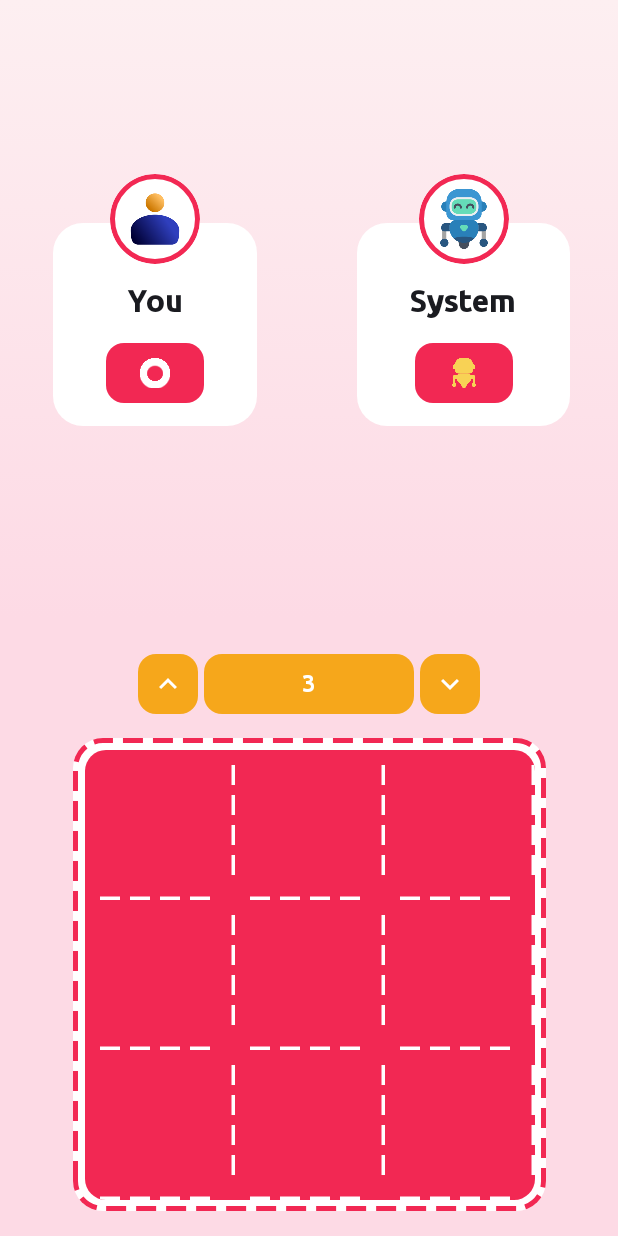
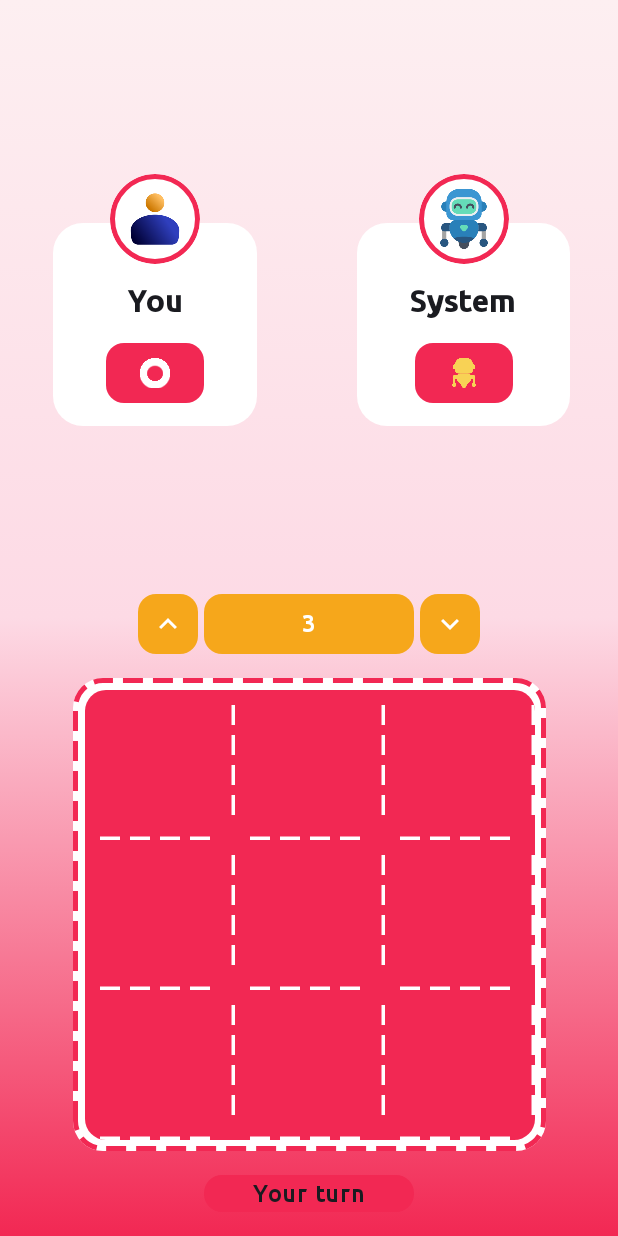
Before and after one commit to hopepi/XOXKotlinComposeGame, an Android app built with Jetpack Compose: the GameScreen screen opened through its navigation route, on a phone screen of 412 x 824 dp. Run offline under Robolectric (Android 15) with nearby library versions, the light colour scheme and no system bars; our stand-ins replace Dagger/Hilt's generated code.

Commit message:
Implement MainScreen

```diff
--- a/app/src/main/java/com/hope/xoxgamekotlin/MainActivity.kt
+++ b/app/src/main/java/com/hope/xoxgamekotlin/MainActivity.kt
@@ -10,7 +10,6 @@ import androidx.compose.material3.MaterialTheme
 import androidx.compose.material3.Surface
 import androidx.compose.ui.Modifier
 import com.hope.xoxgamekotlin.ui.theme.XOXGameKotlinTheme
-import com.hope.xoxgamekotlin.view.gamescreen.GameScreen
 import com.hope.xoxgamekotlin.view.navigation.AppNavHost
 import dagger.hilt.android.AndroidEntryPoint
 
--- /dev/null
+++ b/app/src/main/java/com/hope/xoxgamekotlin/utils/Difficulty.kt
@@ -0,0 +1,4 @@
+package com.hope.xoxgamekotlin.utils
+
+
+enum class Difficulty { EASY, MEDIUM, HARD }
--- a/app/src/main/java/com/hope/xoxgamekotlin/view/gamescreen/GameScreen.kt
+++ b/app/src/main/java/com/hope/xoxgamekotlin/view/gamescreen/GameScreen.kt
@@ -75,16 +75,17 @@ fun GameScreen(
         mutableStateOf<Int?>(null)
     }
 
+    val start = Pink200
+    val mid   = Pink300
+    val end   = Pink500
     Box(
         modifier = Modifier
             .fillMaxSize()
             .background(
                 Brush.verticalGradient(
-                    listOf(
-                        Pink200,
-                        Pink300,
-                        Pink300
-                    )
+                    0f   to start,
+                    0.5f to mid,
+                    1f   to end
                 )
             )
     ) {
@@ -119,7 +120,7 @@ fun GameScreen(
                 )
             }
 
-            Spacer(modifier = Modifier.height(120.dp))
+            Spacer(modifier = Modifier.height(80.dp))
 
             Row(
                 modifier = Modifier
--- /dev/null
+++ b/app/src/main/java/com/hope/xoxgamekotlin/view/mainmenuscreen/MainMenuScreen.kt
@@ -0,0 +1,282 @@
+package com.hope.xoxgamekotlin.view.mainmenuscreen
+
+import androidx.compose.animation.core.*
+import androidx.compose.foundation.ExperimentalFoundationApi
+import androidx.compose.foundation.background
+import androidx.compose.foundation.layout.*
+import androidx.compose.foundation.shape.CircleShape
+import androidx.compose.foundation.shape.RoundedCornerShape
+import androidx.compose.material.icons.Icons
+import androidx.compose.material.icons.filled.Info
+import androidx.compose.material.icons.filled.PlayArrow
+import androidx.compose.material.icons.filled.Settings
+import androidx.compose.material3.*
+import androidx.compose.runtime.*
+import androidx.compose.ui.Alignment
+import androidx.compose.ui.Modifier
+import androidx.compose.ui.draw.blur
+import androidx.compose.ui.draw.clip
+import androidx.compose.ui.draw.drawBehind
+import androidx.compose.ui.geometry.Offset
+import androidx.compose.ui.graphics.Brush
+import androidx.compose.ui.graphics.Color
+import androidx.compose.ui.graphics.StrokeCap
+import androidx.compose.ui.text.font.FontWeight
+import androidx.compose.ui.text.style.TextAlign
+import androidx.compose.ui.unit.dp
+import androidx.compose.ui.unit.sp
+import com.hope.xoxgamekotlin.utils.Difficulty
+import com.hope.xoxgamekotlin.ui.theme.Pink200
+import com.hope.xoxgamekotlin.ui.theme.Pink300
+import com.hope.xoxgamekotlin.ui.theme.Pink500
+import com.hope.xoxgamekotlin.ui.theme.Yellow500
+
+@OptIn(ExperimentalMaterial3Api::class, ExperimentalFoundationApi::class)
+@Composable
+fun MainMenuScreen(
+    onStartGame: () -> Unit,
+    onDifficultyChange: (Difficulty) -> Unit = {}
+) {
+    var showSettings by remember { mutableStateOf(false) }
+    var difficulty by remember { mutableStateOf(Difficulty.MEDIUM) }
+    var showHowTo by remember { mutableStateOf(false) }
+
+    val pulse = rememberInfiniteTransition(label = "bgPulse").animateFloat(
+        initialValue = 0f,
+        targetValue = 1f,
+        animationSpec = infiniteRepeatable(
+            animation = tween(2600, easing = FastOutLinearInEasing),
+            repeatMode = RepeatMode.Reverse
+        ), label = "bgAnim"
+    ).value
+
+    val start = Pink200
+    val mid   = Pink300
+    val end   = Pink500
+    val lineColor = Pink500.copy(alpha = 0.2f)
+
+    Box(
+        modifier = Modifier
+            .fillMaxSize()
+            .background(
+                Brush.verticalGradient(
+                    0f   to start,
+                    0.5f to mid,
+                    1f   to end
+                )
+            )
+            .drawBehind {
+                drawLine(
+                    color = lineColor,
+                    start = Offset(0f, size.height * (0.25f + 0.02f * pulse)),
+                    end = Offset(size.width, size.height * (0.2f + 0.02f * pulse)),
+                    strokeWidth = 6f,
+                    cap = StrokeCap.Round
+                )
+            }
+            .navigationBarsPadding()
+            .padding(20.dp)
+    ) {
+        Card(
+            modifier = Modifier
+                .align(Alignment.Center)
+                .fillMaxWidth(),
+            shape = RoundedCornerShape(28.dp),
+            colors = CardDefaults.cardColors(
+                containerColor = Pink200.copy(alpha = 0.6f)
+            ),
+            elevation = CardDefaults.cardElevation(defaultElevation = 0.dp)
+        ) {
+            Box(Modifier.blur(0.dp)) {
+                Column(
+                    modifier = Modifier.padding(horizontal = 22.dp, vertical = 26.dp),
+                    horizontalAlignment = Alignment.CenterHorizontally,
+                    verticalArrangement = Arrangement.Center
+                ) {
+                    NeonTitle()
+                    Spacer(Modifier.height(12.dp))
+                    Text(
+                        "Hızlı, sade ve keyifli XOX",
+                        style = MaterialTheme.typography.bodyMedium,
+                        color = Pink500,
+                        textAlign = TextAlign.Center
+                    )
+
+                    Spacer(Modifier.height(24.dp))
+
+                    Button(
+                        onClick = onStartGame,
+                        modifier = Modifier.fillMaxWidth(),
+                        contentPadding = PaddingValues(vertical = 14.dp),
+                        shape = RoundedCornerShape(16.dp),
+                        colors = ButtonDefaults.buttonColors(
+                            containerColor = Pink500,
+                            contentColor = Color.White
+                        )
+                    ) {
+                        Icon(Icons.Default.PlayArrow, contentDescription = null)
+                        Spacer(Modifier.size(8.dp))
+                        Text("Oyuna Başla", fontSize = 18.sp, fontWeight = FontWeight.SemiBold)
+                    }
+
+                    Spacer(Modifier.height(10.dp))
+
+                    FilledTonalButton(
+                        onClick = { showSettings = true },
+                        modifier = Modifier.fillMaxWidth(),
+                        contentPadding = PaddingValues(vertical = 12.dp),
+                        shape = RoundedCornerShape(14.dp),
+                        colors = ButtonDefaults.filledTonalButtonColors(
+                            containerColor = Yellow500,
+                            contentColor = Color.White
+                        )
+                    ) {
+                        Icon(Icons.Default.Settings, contentDescription = null)
+                        Spacer(Modifier.size(8.dp))
+                        Text("Zorluk Seç")
+                    }
+
+                    Spacer(Modifier.height(8.dp))
+
+                    TextButton(
+                        onClick = { showHowTo = true },
+                        colors = ButtonDefaults.textButtonColors(contentColor = Pink500)
+                    ) {
+                        Icon(Icons.Default.Info, contentDescription = null)
+                        Spacer(Modifier.size(6.dp))
+                        Text("Nasıl Oynanır?")
+                    }
+
+                    if (showHowTo) {
+                        AlertDialog(
+                            onDismissRequest = { showHowTo = false },
+                            confirmButton = {
+                                TextButton(
+                                    onClick = { showHowTo = false },
+                                    colors = ButtonDefaults.textButtonColors(contentColor = Pink500)
+                                ) {
+                                    Text("Tamam")
+                                }
+                            },
+                            title = { Text("Nasıl Oynanır?", fontWeight = FontWeight.SemiBold, color = Pink500) },
+                            text = {
+                                Text(
+                                    "Oyuna başlamak için 'Oyuna Başla' butonuna tıklayın. " +
+                                            "Hamle yapmak için boş karelere dokunun. Amacınız, yatay," +
+                                            " dikey veya çapraz şekilde üç sembolü hizalamaktır.",
+                                    color = Color.Black
+                                )
+                            },
+                            shape = RoundedCornerShape(20.dp),
+                            containerColor = Pink200
+                        )
+                    }
+                }
+            }
+        }
+
+        if (showSettings) {
+            DifficultyDialog(
+                difficultyState = remember { mutableStateOf(difficulty) },
+                onDismiss = { showSettings = false },
+                onApply = { newDiff ->
+                    difficulty = newDiff
+                    onDifficultyChange(difficulty)
+                    showSettings = false
+                }
+            )
+        }
+    }
+}
+
+@Composable
+private fun NeonTitle() {
+    val pulse by rememberInfiniteTransition(label = "titlePulse").animateFloat(
+        initialValue = 0.8f, targetValue = 1.2f,
+        animationSpec = infiniteRepeatable(tween(1600), RepeatMode.Reverse),
+        label = "titleAnim"
+    )
+    val textColor = Pink500.copy(alpha = 0.12f)
+    Text(
+        text = "X O X",
+        fontSize = (42 * pulse).sp,
+        fontWeight = FontWeight.ExtraBold,
+        letterSpacing = 6.sp,
+        color = Pink500,
+        textAlign = TextAlign.Center,
+        modifier = Modifier
+            .padding(top = 4.dp)
+            .drawBehind {
+                drawCircle(
+                    color = textColor,
+                    radius = size.minDimension * 0.7f
+                )
+            }
+    )
+}
+
+@OptIn(ExperimentalLayoutApi::class)
+@Composable
+private fun DifficultyDialog(
+    difficultyState: MutableState<Difficulty>,
+    onDismiss: () -> Unit,
+    onApply: (Difficulty) -> Unit
+) {
+    AlertDialog(
+        onDismissRequest = onDismiss,
+        confirmButton = {
+            Button(
+                onClick = { onApply(difficultyState.value) },
+                colors = ButtonDefaults.buttonColors(
+                    containerColor = Pink500,
+                    contentColor = Color.White
+                )
+            ) {
+                Text("Uygula")
+            }
+        },
+        dismissButton = {
+            TextButton(onClick = onDismiss, colors = ButtonDefaults.textButtonColors(contentColor = Pink500)) {
+                Text("İptal")
+            }
+        },
+        title = { Text("Zorluk", fontWeight = FontWeight.SemiBold, color = Pink500) },
+        text = {
+            FlowRow(horizontalArrangement = Arrangement.spacedBy(8.dp)) {
+                Difficulty.values().forEach { d ->
+                    ChoiceChip(
+                        selected = difficultyState.value == d,
+                        onClick = { difficultyState.value = d },
+                        label = { Text(
+                            when (d) {
+                                Difficulty.EASY -> "Kolay"
+                                Difficulty.MEDIUM -> "Orta"
+                                Difficulty.HARD -> "Zor"
+                            }
+                        ) }
+                    )
+                }
+            }
+        },
+        shape = RoundedCornerShape(20.dp),
+        containerColor = Pink200
+    )
+}
+
+@OptIn(ExperimentalMaterial3Api::class)
+@Composable
+private fun ChoiceChip(
+    selected: Boolean,
+    onClick: () -> Unit,
+    label: @Composable () -> Unit
+) {
+    FilterChip(
+        selected = selected,
+        onClick = onClick,
+        label = label,
+        shape = RoundedCornerShape(14.dp),
+        leadingIcon = if (selected) {
+            { Box(Modifier.size(10.dp).clip(CircleShape).background(Pink500)) }
+        } else null
+    )
+}
--- a/app/src/main/java/com/hope/xoxgamekotlin/view/navigation/NavGraph.kt
+++ b/app/src/main/java/com/hope/xoxgamekotlin/view/navigation/NavGraph.kt
@@ -1,6 +1,7 @@
 package com.hope.xoxgamekotlin.view.navigation
 
 import androidx.compose.runtime.Composable
+import androidx.compose.runtime.remember
 import androidx.compose.ui.Modifier
 import androidx.hilt.navigation.compose.hiltViewModel
 import androidx.navigation.NavHostController
@@ -10,25 +11,37 @@ import androidx.navigation.compose.rememberNavController
 import com.hope.xoxgamekotlin.view.gamescreen.GameScreen
 import com.hope.xoxgamekotlin.view.mainmenuscreen.MainMenuScreen
 import com.hope.xoxgamekotlin.viewmodel.GameViewModel
-
 @Composable
 fun AppNavHost(
     modifier: Modifier = Modifier,
     navController: NavHostController = rememberNavController(),
-    startDestination : String = Routes.Menu
-){
+    startDestination: String = Routes.Menu
+) {
     NavHost(
         navController = navController,
         startDestination = startDestination,
-        modifier = modifier
-        ){
-        composable (Routes.Menu) {
+        route = "root"
+    ) {
+        composable(Routes.Menu) { backStackEntry ->
+            val parentEntry = remember(backStackEntry) {
+                navController.getBackStackEntry("root")
+            }
+            val viewModel: GameViewModel = hiltViewModel(parentEntry)
+
             MainMenuScreen(
-                onStartGame = { navController.navigate(Routes.Game) }
+                onStartGame = { navController.navigate(Routes.Game) },
+                onDifficultyChange = { diff ->
+                    viewModel.setDifficulty(diff)
+                }
             )
         }
-        composable (Routes.Game) {
-            val viewModel : GameViewModel = hiltViewModel()
+
+        composable(Routes.Game) { backStackEntry ->
+            val parentEntry = remember(backStackEntry) {
+                navController.getBackStackEntry("root")
+            }
+            val viewModel: GameViewModel = hiltViewModel(parentEntry)
+
             GameScreen(
                 onBack = { navController.popBackStack() },
                 viewModel = viewModel
--- a/app/src/main/java/com/hope/xoxgamekotlin/viewmodel/GameViewModel.kt
+++ b/app/src/main/java/com/hope/xoxgamekotlin/viewmodel/GameViewModel.kt
@@ -5,6 +5,7 @@ import androidx.lifecycle.SavedStateHandle
 import androidx.lifecycle.ViewModel
 import androidx.lifecycle.viewModelScope
 import com.hope.xoxgamekotlin.model.Movement
+import com.hope.xoxgamekotlin.utils.Difficulty
 import dagger.hilt.android.lifecycle.HiltViewModel
 import javax.inject.Inject
 import kotlinx.coroutines.delay
@@ -24,6 +25,11 @@ class GameViewModel @Inject constructor(
     private val _gameTurn = MutableStateFlow(savedStateHandle["gameTurn"] ?: 0)
     val gameTurn = _gameTurn.asStateFlow()
 
+    private val _difficulty = MutableStateFlow(Difficulty.MEDIUM)
+    val difficulty = _difficulty.asStateFlow()
+
+
+
     private val initialMovements: List<Movement>
         get() = MutableList(gameLevel.value * gameLevel.value) { Movement() }
 
@@ -34,6 +40,10 @@ class GameViewModel @Inject constructor(
         _gameTurn.value = 0
         listOfMovements.addAll(initialMovements)
         persist()
+    }
+
+    fun setDifficulty(d: Difficulty) {
+        _difficulty.value = d
     }
 
     fun checkWin(index: Int, onWin: (Int?) -> Unit) {
```
